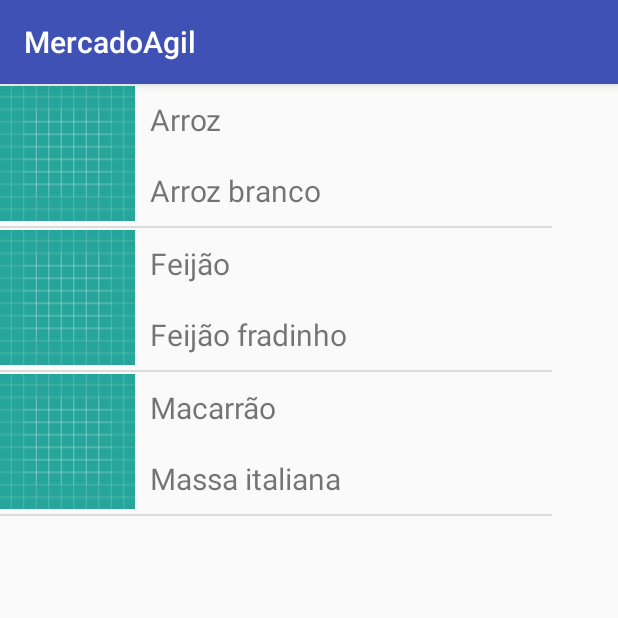
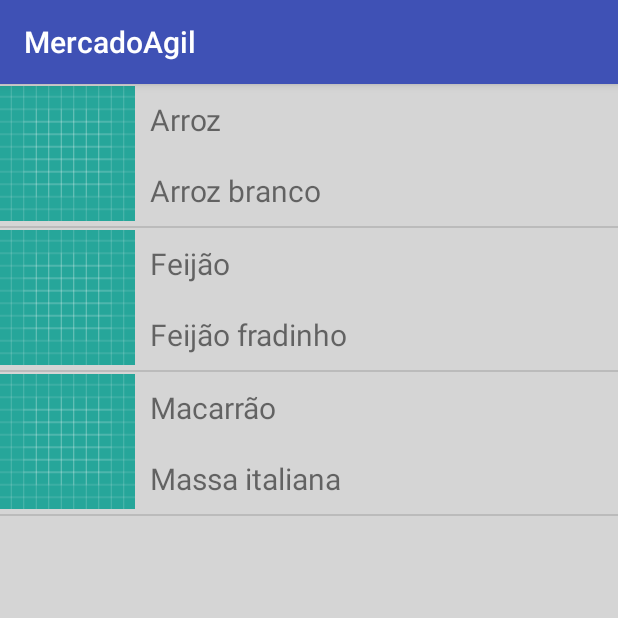
Before and after one commit to Strayf/MercadoAgil, an Android app: the ListaProdutosActivity screen opened directly, with no data from a screen before it, on a phone screen of 412 x 824 dp, the top half of it. Run offline under Robolectric (Android 15) with nearby library versions, the phone set to English and light mode, and no system bars.

Commit message:
Ajustes gerais

```diff
--- a/app/src/main/java/com/example/android/mercadoagil/ListaProdutosActivity.java
+++ b/app/src/main/java/com/example/android/mercadoagil/ListaProdutosActivity.java
@@ -6,6 +6,7 @@ import android.widget.ListView;
 
 import com.example.android.mercadoagil.adapter.ProdutoAdapter;
 
+import java.util.ArrayList;
 import java.util.List;
 
 public class ListaProdutosActivity extends AppCompatActivity {
@@ -16,7 +17,12 @@ public class ListaProdutosActivity extends AppCompatActivity {
         super.onCreate(savedInstanceState);
         setContentView(R.layout.activity_lista_produtos);
         ListView listView = (ListView) findViewById(R.id.ListaProdutos);
-        Produtos = Produto.getProdutos() ;
+
+        List<Produto> Produtos = new ArrayList<Produto>();
+
+        Produtos.add(new Produto("Arroz","Arroz branco",2)) ;
+        Produtos.add(new Produto("Feijão","Feijão fradinho",2)) ;
+        Produtos.add(new Produto("Macarrão","Massa italiana",2)) ;
 
         listView.setAdapter(new ProdutoAdapter(this, Produtos));
     }
--- a/app/src/main/java/com/example/android/mercadoagil/Produto.java
+++ b/app/src/main/java/com/example/android/mercadoagil/Produto.java
@@ -18,16 +18,6 @@ public class Produto {
         this.Descricao = Descricao;
         this.Preco = Preco;
     }
-    public static List<Produto> getProdutos(){
-
-        List<Produto> Produtos = new ArrayList<Produto>();
-
-        Produtos.add(new Produto("Arroz","Arroz branco",2)) ;
-        Produtos.add(new Produto("Feijão","Feijão fradinho",2)) ;
-        Produtos.add(new Produto("Macarrão","Massa italiana",2)) ;
-
-        return Produtos ;
-    }
 
     public String getNome() {
         return this.Nome;
--- a/app/src/main/res/layout/activity_lista_produtos.xml
+++ b/app/src/main/res/layout/activity_lista_produtos.xml
@@ -7,8 +7,9 @@
     tools:context=".ListaProdutosActivity">
     <LinearLayout
         android:id="@+id/LayoutP"
-        android:layout_width="368dp"
-        android:layout_height="495dp"
+        android:layout_width="match_parent"
+        android:layout_height="match_parent"
+        android:background="#D5D5D5"
         android:orientation="vertical"
       >
 
@@ -16,5 +17,6 @@
             android:id="@+id/ListaProdutos"
             android:layout_width="match_parent"
             android:layout_height="match_parent" />
+
     </LinearLayout>
 </android.support.constraint.ConstraintLayout>
--- a/app/src/main/res/layout/activity_login.xml
+++ b/app/src/main/res/layout/activity_login.xml
@@ -52,13 +52,14 @@
             android:id="@+id/buttonLogin"
             android:layout_width="match_parent"
             android:background="#6D7993"
+            android:layout_marginTop="50dp"
+            android:layout_marginBottom="10dp"
             android:textColor="#FFFFFF"
             android:layout_height="wrap_content"
             android:text="ACESSAR" />
 
         <Button
             android:id="@+id/buttonCadastro"
-            android:layout_marginTop="10dp"
             android:layout_width="match_parent"
             android:layout_height="wrap_content"
             android:background="#6D7993"
```
